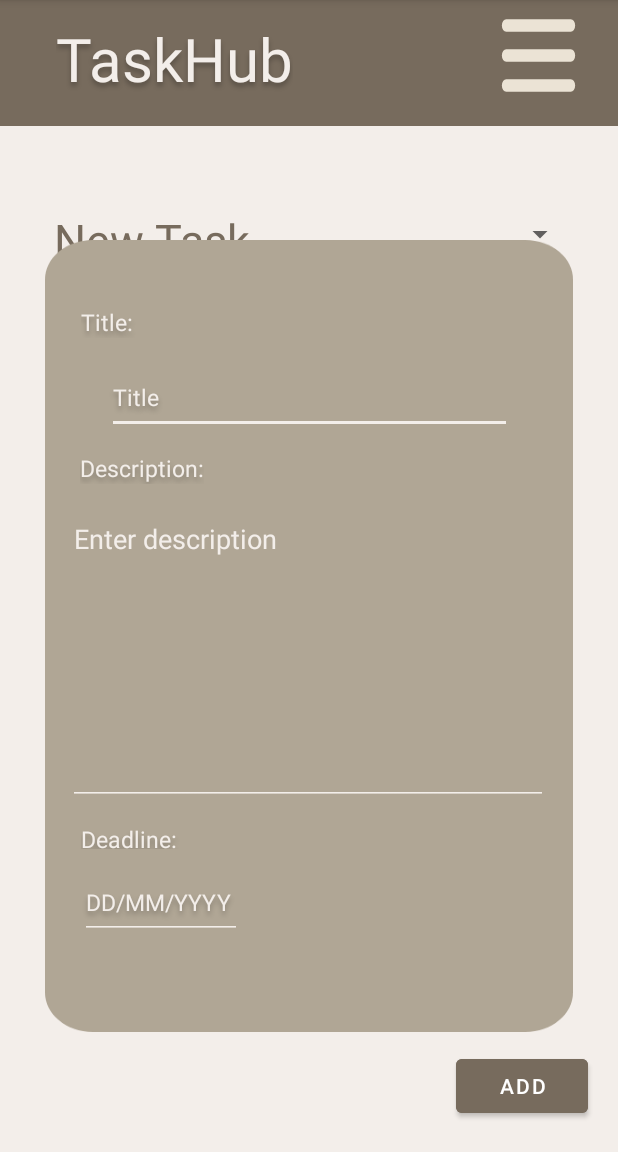
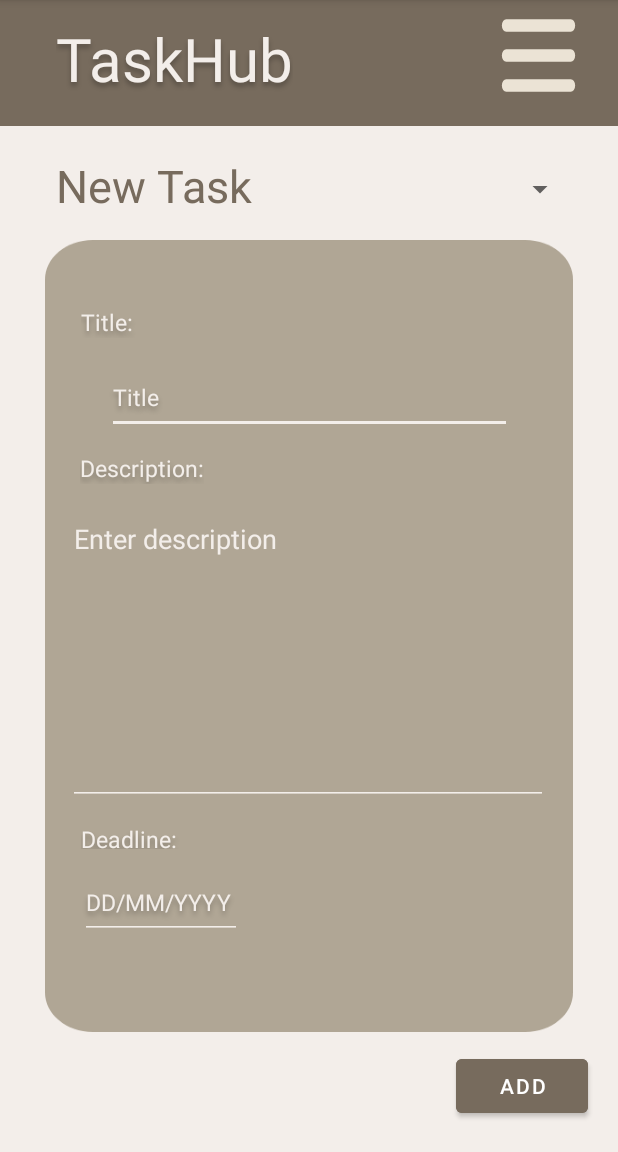
Before and after one commit to JaimeLucero/DS_LE, an Android app: the NewTaskActivity screen opened directly, with no data from a screen before it, on a phone screen of 412 x 824 dp, the part 84-1236 px from its top. Run offline under Robolectric (Android 15) with nearby library versions, the light colour scheme and no system bars.

Commit message:
constraints fix

```diff
--- a/app/src/main/AndroidManifest.xml
+++ b/app/src/main/AndroidManifest.xml
@@ -13,7 +13,7 @@
         android:theme="@style/Theme.DS_LE"
         tools:targetApi="31" >
         <activity
-            android:name=".NewTaskActivity"
+            android:name=".activity.NewTaskActivity"
             android:exported="false" />
 
         <receiver
@@ -30,9 +30,11 @@
 
         <activity
             android:name=".activity.HomeActivity"
+            android:theme="@style/AppTheme.NoActionBar"
             android:exported="false" />
         <activity
             android:name=".MainActivity"
+            android:theme="@style/AppTheme.NoActionBar"
             android:exported="true" >
             <intent-filter>
                 <action android:name="android.intent.action.MAIN" />
--- a/app/src/main/java/com/example/ds_le/NewTaskActivity.java
+++ b/app/src/main/java/com/example/ds_le/activity/NewTaskActivity.java
@@ -1,7 +1,9 @@
-package com.example.ds_le;
+package com.example.ds_le.activity;
 
 import androidx.appcompat.app.AppCompatActivity;
 import android.os.Bundle;
+
+import com.example.ds_le.R;
 
 public class NewTaskActivity extends AppCompatActivity {
 
--- a/app/src/main/res/layout/activity_new_task.xml
+++ b/app/src/main/res/layout/activity_new_task.xml
@@ -60,15 +60,17 @@
         android:layout_alignParentLeft="true"
         android:layout_alignParentTop="true"
         android:layout_marginStart="36dp"
+        android:layout_marginTop="100dp"
         android:layout_marginEnd="66dp"
-        android:layout_marginBottom="588dp"
         android:gravity="top"
         android:text="New Task"
         android:textAppearance="@style/new_task"
         app:layout_constraintBottom_toBottomOf="parent"
         app:layout_constraintEnd_toStartOf="@+id/spinner"
-        app:layout_constraintHorizontal_bias="0.0"
-        app:layout_constraintStart_toStartOf="parent" />
+        app:layout_constraintHorizontal_bias="1.0"
+        app:layout_constraintStart_toStartOf="parent"
+        app:layout_constraintTop_toTopOf="parent"
+        app:layout_constraintVertical_bias="0.005" />
 
     <View
         android:id="@+id/view"
@@ -195,11 +197,13 @@
         android:id="@+id/spinner"
         android:layout_width="150dp"
         android:layout_height="wrap_content"
+        android:layout_marginTop="100dp"
         android:layout_marginEnd="28dp"
-        android:layout_marginBottom="588dp"
         android:minHeight="48dp"
         android:popupBackground="@color/off_white"
         app:layout_constraintBottom_toBottomOf="parent"
-        app:layout_constraintEnd_toEndOf="parent" />
+        app:layout_constraintEnd_toEndOf="parent"
+        app:layout_constraintTop_toTopOf="parent"
+        app:layout_constraintVertical_bias="0.003" />
 
 </androidx.constraintlayout.widget.ConstraintLayout>
--- a/app/src/main/res/values/styles.xml
+++ b/app/src/main/res/values/styles.xml
@@ -1,5 +1,9 @@
 <?xml version="1.0" encoding="utf-8"?>
 <resources>
+
+    <style name="AppTheme" parent="Theme.AppCompat.Light.DarkActionBar">
+        <!-- Customize your theme here. -->
+    </style>
     <!-- styles.xml -->
     <style name="taskhub">
         <item name="android:textSize">40sp</item>
@@ -61,5 +65,9 @@
         <item name="android:shadowDy">4</item>
         <item name="android:shadowRadius">4</item>
     </style>
-
+    <!-- Style for MainActivity without ActionBar -->
+    <style name="AppTheme.NoActionBar">
+        <item name="windowActionBar">false</item>
+        <item name="windowNoTitle">true</item>
+    </style>
 </resources>
--- a/app/src/main/res/xml/entry_card_info.xml
+++ b/app/src/main/res/xml/entry_card_info.xml
@@ -4,12 +4,12 @@
     android:minHeight="40dp"
     android:updatePeriodMillis="86400000"
     android:previewImage="@drawable/example_appwidget_preview"
-    android:initialLayout="@layout/entry_card"
+    android:initialLayout="@layout/card_task_component"
     android:description="@string/app_widget_description"
     android:resizeMode="horizontal|vertical"
     android:widgetCategory="home_screen"
-    android:previewLayout="@layout/entry_card"
+    android:previewLayout="@layout/card_task_component"
     android:targetCellHeight="1"
        android:targetCellWidth="1"
-    android:initialKeyguardLayout="@layout/entry_card"
+    android:initialKeyguardLayout="@layout/card_task_component"
 />
```
Also changed, not shown: app/src/main/java/com/example/ds_le/MainActivity.java (+12 -0 lines), app/src/main/java/com/example/ds_le/TaskItem.java (added, +44 -0 lines), app/src/main/res/layout/activity_home.xml (+11 -6 lines).
